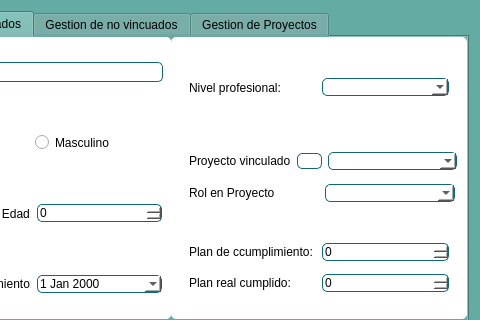
Old version of the form Sistema de nominas/Vista/UI/gestionar.ui in the repository Reynier2020/Sistema_nominas; both pictures show x 120 to 600 and y 0 to 320 of the 600 by 600 pixel window.
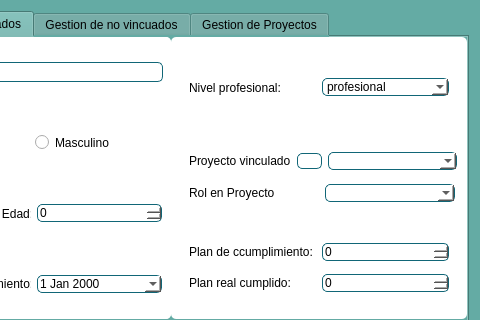
New version of the form. The open tabs and pages were chosen to show the change. Icons and pictures are not drawn.

Patch:
```diff
--- a/Sistema de nominas/Vista/UI/gestionar.ui
+++ b/Sistema de nominas/Vista/UI/gestionar.ui
@@ -309,11 +309,6 @@
                   <property name="styleSheet">
                    <string notr="true">background-color: rgb(255, 255, 255);</string>
                   </property>
-                  <item>
-                   <property name="text">
-                    <string/>
-                   </property>
-                  </item>
                   <item>
                    <property name="text">
                     <string>profesional</string>
```
Left out of the diff: 2 changed lines with no effect on the pictures.
